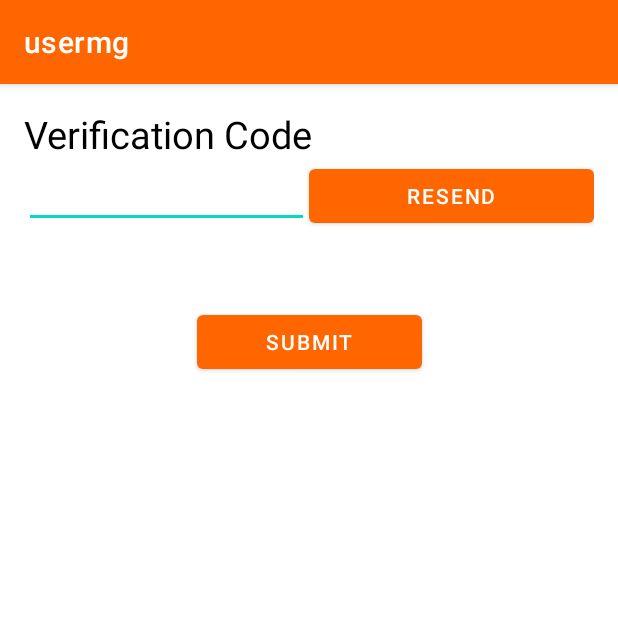
After one commit to mhikal45/Rodda-Application, an Android app: the fragment OtpFragment shown on its own in the app's theme, on a phone screen of 412 x 824 dp, the top half of it. The commit adds this screen. Run offline under Robolectric (Android 15) with nearby library versions, the phone set to English and light mode, and no system bars.

Commit message:
added otp fragment

```diff
--- /dev/null
+++ b/usermg/src/main/java/com/singgihrp/usermg/um/register/OtpFragment.kt
@@ -0,0 +1,21 @@
+package com.singgihrp.usermg.um.register
+
+import android.os.Bundle
+import androidx.fragment.app.Fragment
+import android.view.LayoutInflater
+import android.view.View
+import android.view.ViewGroup
+import com.singgihrp.usermg.R
+
+
+class OtpFragment : Fragment() {
+
+    override fun onCreateView(
+        inflater: LayoutInflater, container: ViewGroup?,
+        savedInstanceState: Bundle?
+    ): View? {
+        // Inflate the layout for this fragment
+        return inflater.inflate(R.layout.fragment_otp, container, false)
+    }
+
+}
--- /dev/null
+++ b/usermg/src/main/res/layout/fragment_otp.xml
@@ -0,0 +1,49 @@
+<?xml version="1.0" encoding="utf-8"?>
+<androidx.constraintlayout.widget.ConstraintLayout xmlns:android="http://schemas.android.com/apk/res/android"
+    xmlns:app="http://schemas.android.com/apk/res-auto"
+    xmlns:tools="http://schemas.android.com/tools"
+    android:layout_width="match_parent"
+    android:layout_height="match_parent"
+    android:padding="16dp"
+    tools:context=".um.register.OtpFragment">
+
+    <TextView
+        android:id="@+id/tv_textVerification"
+        android:layout_width="0dp"
+        android:layout_height="wrap_content"
+        android:text="@string/verification_code"
+        android:textColor="@color/black"
+        android:textSize="25sp"
+        app:layout_constraintStart_toStartOf="parent"
+        app:layout_constraintTop_toTopOf="parent" />
+
+    <EditText
+        android:id="@+id/edit_verifiactionCode"
+        android:layout_width="0dp"
+        android:layout_height="wrap_content"
+        app:layout_constraintEnd_toStartOf="@id/btn_resend"
+        app:layout_constraintStart_toStartOf="parent"
+        app:layout_constraintTop_toBottomOf="@id/tv_textVerification"
+        android:maxLength="5"/>
+
+    <Button
+        android:id="@+id/btn_resend"
+        android:layout_width="0dp"
+        android:layout_height="wrap_content"
+        app:layout_constraintEnd_toEndOf="parent"
+        android:text="Resend"
+        app:layout_constraintStart_toEndOf="@id/edit_verifiactionCode"
+        app:layout_constraintTop_toTopOf="@id/edit_verifiactionCode" />
+
+    <Button
+        android:id="@+id/btn_submit"
+        android:layout_width="150dp"
+        android:layout_height="wrap_content"
+        android:layout_marginTop="52dp"
+        app:layout_constraintEnd_toEndOf="parent"
+        app:layout_constraintHorizontal_bias="0.5"
+        app:layout_constraintStart_toStartOf="parent"
+        android:text="@string/submit"
+        app:layout_constraintTop_toBottomOf="@+id/edit_verifiactionCode" />
+
+</androidx.constraintlayout.widget.ConstraintLayout>
--- a/usermg/src/main/res/values/strings.xml
+++ b/usermg/src/main/res/values/strings.xml
@@ -10,4 +10,8 @@
     <string name="no_have_account">No have account?</string>
     <string name="remember_me">Remember Me</string>
     <string name="telphone_number">Telphone Number</string>
+    <!-- TODO: Remove or change this placeholder text -->
+    <string name="hello_blank_fragment">Hello blank fragment</string>
+    <string name="verification_code">Verification Code</string>
+    <string name="submit">Submit</string>
 </resources>
```
